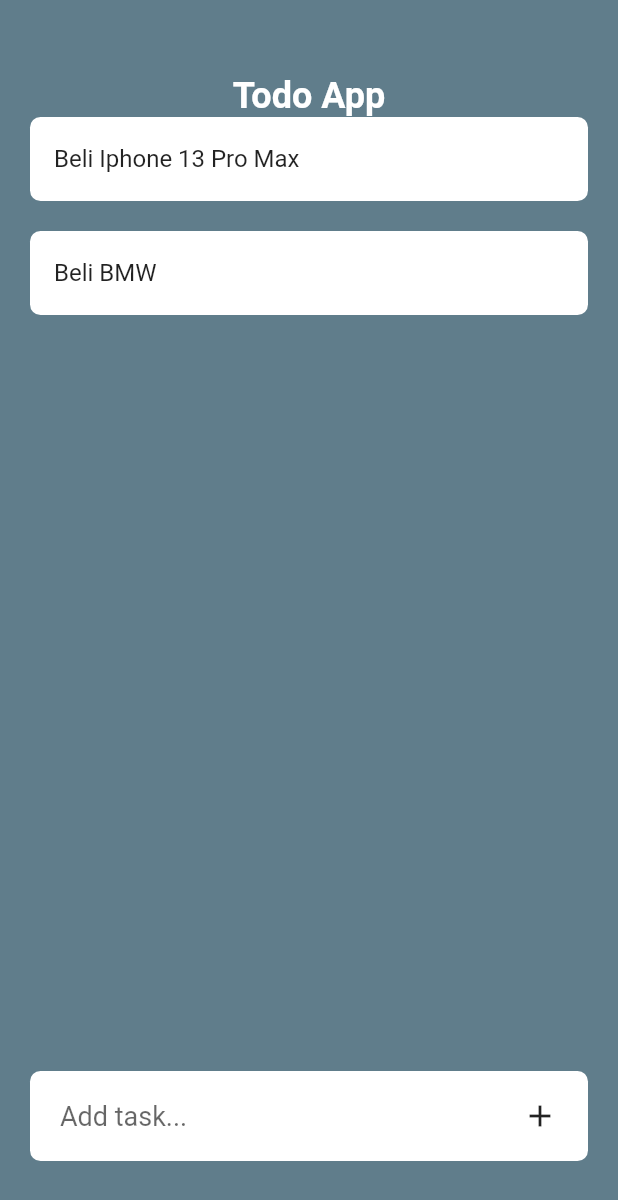
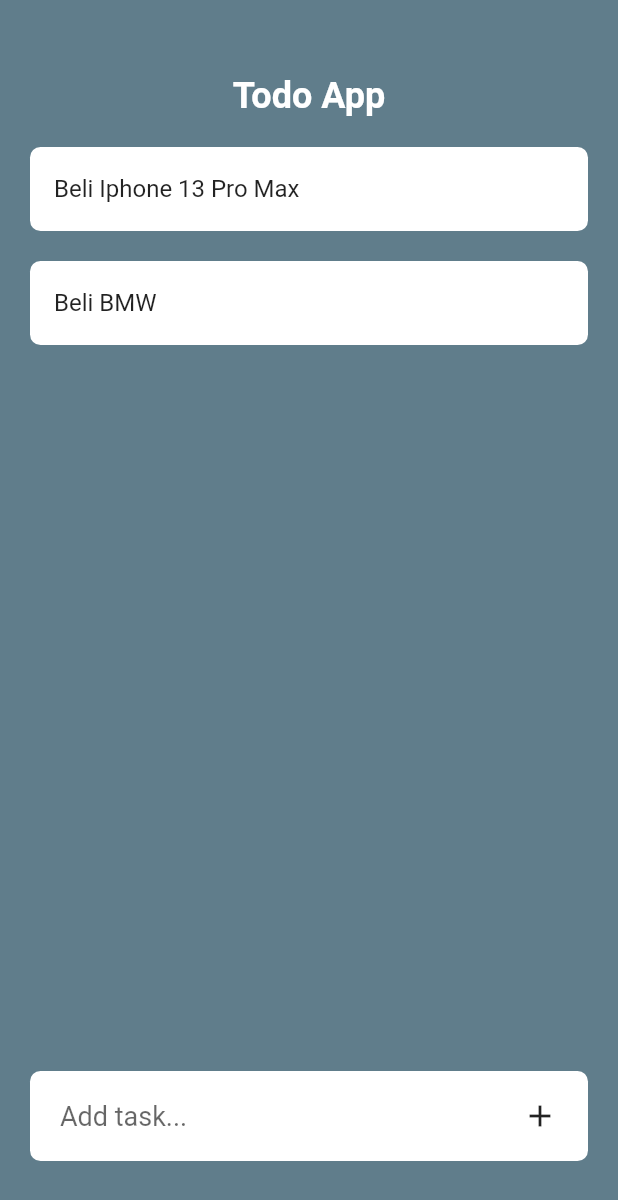
Before and after one commit to bayuhnm/flutter_todo_app, a Flutter app: the screen it shows after launch, on a phone screen of 412 x 824 dp. Shown: the top 1200 px of the screen. Run offline on Flutter 3.47's test engine with Material 2 defaults, Android fonts, the phone set to English and light mode, and no system bars.

Commit message:
add padding between title and ListTile

```diff
--- /dev/null
+++ b/lib/models/todo_model.dart
@@ -0,0 +1,9 @@
+class TodoModel{
+  String title;
+  bool isDone;
+
+  TodoModel({
+    required this.title,
+    required this.isDone,
+  });
+}
--- a/lib/pages/home_page.dart
+++ b/lib/pages/home_page.dart
@@ -1,10 +1,19 @@
 // ignore_for_file: prefer_const_constructors, prefer_const_literals_to_create_immutables
 
 import 'package:flutter/material.dart';
+import 'package:flutter_todo_app/models/todo_model.dart';
 import 'package:flutter_todo_app/widget/todo_item.dart';
 
-class Homepage extends StatelessWidget {
+class Homepage extends StatefulWidget {
   const Homepage({Key? key}) : super(key: key);
+
+  @override
+  State<Homepage> createState() => _HomepageState();
+}
+
+class _HomepageState extends State<Homepage> {
+
+  List<TodoModel> todos = [];
 
   @override
   Widget build(BuildContext context) {
@@ -23,6 +32,11 @@ class Homepage extends StatelessWidget {
                 color: Colors.white,
                 fontSize: 24,
                 fontWeight: FontWeight.w600,
+              ),
+            ),
+            Container(
+              padding: EdgeInsets.only(
+                bottom: 20,
               ),
             ),
             Expanded(
@@ -45,9 +59,9 @@ class Homepage extends StatelessWidget {
               ),
               padding: EdgeInsets.symmetric(horizontal: 20),
               decoration: BoxDecoration(
-                  color: Colors.white,
-                  borderRadius: BorderRadius.circular(7),
-                  ),
+                color: Colors.white,
+                borderRadius: BorderRadius.circular(7),
+              ),
               child: Center(
                 child: Row(
                   children: [
--- a/lib/widget/todo_item.dart
+++ b/lib/widget/todo_item.dart
@@ -35,7 +35,11 @@ class _TodoItemState extends State<TodoItem> {
           borderRadius: BorderRadius.circular(7),
         ),
         child: ListTile(
-          title: Text(widget.title),
+          title: Text(
+            widget.title,
+          style: TextStyle(
+            decoration: isDone ? TextDecoration.lineThrough : null),
+          ),
           trailing: isDone ? Icon(Icons.check,) : SizedBox(),
         ),
       ),
```
